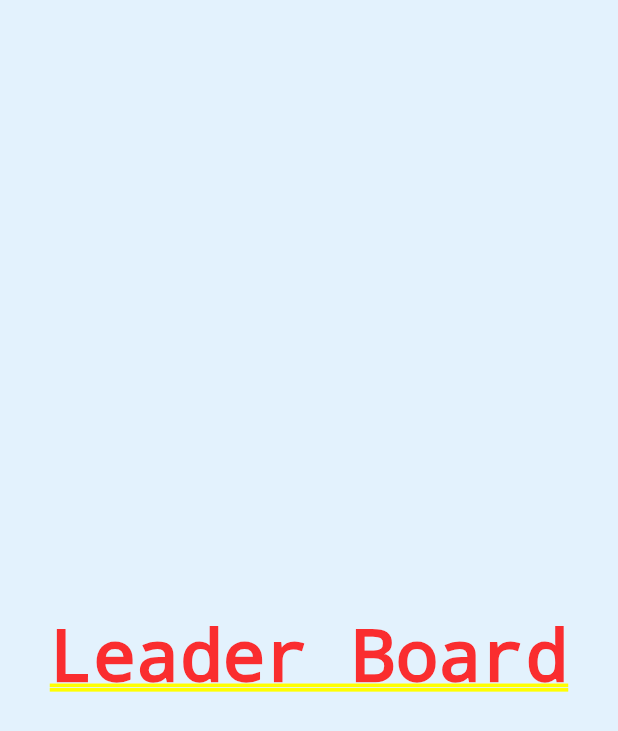
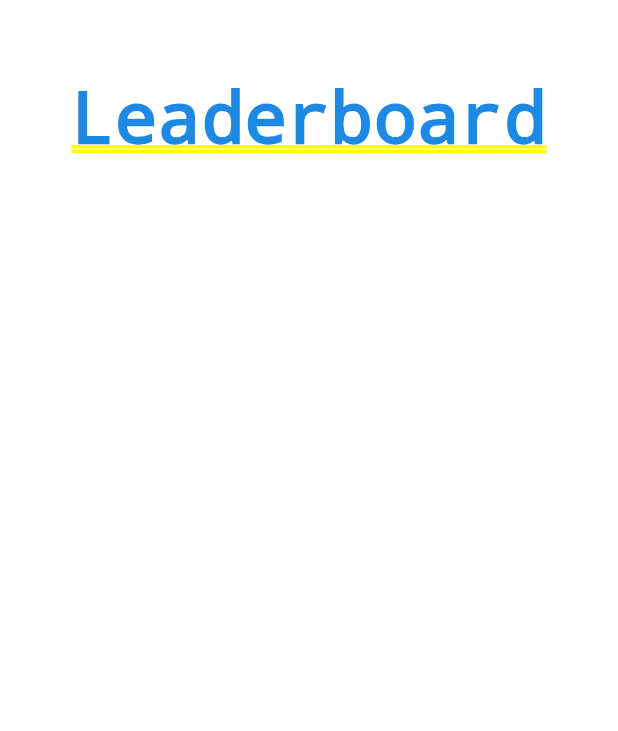
Before and after one commit to vssenko/flutter-snake, a Flutter app: the screen it shows after launch, after a tap on "Leadership", on a phone screen of 412 x 824 dp. Shown: the top 731 px of the screen. Run offline on Flutter 3.47's test engine with Material 2 defaults, Android fonts, the phone set to English and light mode, and no system bars; our stand-ins replace hive, hive_flutter; accounts and stored records are empty.

Commit message:
Add leaderboard.

```diff
--- a/lib/app/navigation.dart
+++ b/lib/app/navigation.dart
@@ -11,7 +11,7 @@ typedef BuilderCallBack = Widget Function(BuildContext);
 
 var _routeBuilders = {
   Routes.home: (BuildContext context) => const StartScreen(),
-  Routes.leaderboard: (BuildContext context) => const LeaderboardScreen(),
+  Routes.leaderboard: (BuildContext context) => LeaderboardScreen(),
   Routes.game: (BuildContext context) => const GameScreen()
 };
 
--- a/lib/main.dart
+++ b/lib/main.dart
@@ -1,6 +1,9 @@
 import 'package:flutter/material.dart' as flutter;
+import 'package:hive/hive.dart';
+import 'package:hive_flutter/hive_flutter.dart';
 import './app/app.dart';
 
-void main() {
+void main() async {
+  await Hive.initFlutter();
   flutter.runApp(const SnakeApp());
 }
--- a/lib/screens/leaderboard.dart
+++ b/lib/screens/leaderboard.dart
@@ -1,15 +1,80 @@
 import 'package:flutter/material.dart';
+import '../services/leaderboard.dart';
 
-class LeaderboardScreen extends StatelessWidget {
+class LeaderboardScreen extends StatefulWidget {
   const LeaderboardScreen({Key? key}) : super(key: key);
 
   @override
-  Widget build(BuildContext context) {
-    return Container(
-      color: Colors.blue[50],
-      alignment: Alignment.center,
-      padding: const EdgeInsets.only(top: 50),
-      child: const Text('Leader Board'),
-    );
+  State<StatefulWidget> createState() {
+    return _LeaderboardScreenState();
   }
 }
+
+class _LeaderboardScreenState extends State<LeaderboardScreen> {
+  List<Leader>? _leaders;
+  late final LeaderBoardService _leaderBoardService;
+  _LeaderboardScreenState() {
+    _leaderBoardService = LeaderBoardService();
+  }
+
+  _reloadLeaders() async {
+    var reloadedLeaders = await _leaderBoardService.getLeaders();
+    setState(() {
+      _leaders = reloadedLeaders;
+    });
+  }
+
+  @override
+  void initState() {
+    super.initState();
+    _reloadLeaders();
+  }
+
+  @override
+  Widget build(BuildContext context) {
+    if (_leaders == null) {
+      return Container();
+    }
+
+    var leaderTiles = _leaders!
+        .map((l) => _LeaderRow(
+              leader: l,
+            ))
+        .toList();
+
+    return Container(
+        width: double.infinity,
+        height: double.infinity,
+        color: Colors.white,
+        child: Column(
+          children: [
+            Container(
+                padding: EdgeInsets.only(top: 50),
+                child: Text(
+                  'Leaderboard',
+                  style: TextStyle(color: Colors.blue[600]),
+                )),
+            if (leaderTiles.length > 0)
+              Container(
+                margin: const EdgeInsets.all(50),
+                child: SingleChildScrollView(
+                    child: Column(
+                  children: leaderTiles,
+                )),
+              )
+          ],
+        ));
+  }
+}
+
+class _LeaderRow extends StatelessWidget {
+  final Leader leader;
+  const _LeaderRow({Key? key, required this.leader}) : super(key: key);
+
+  @override
+  Widget build(BuildContext context) {
+    return Row(
+        mainAxisAlignment: MainAxisAlignment.spaceBetween,
+        children: [Text(leader.name), Text(leader.score.toString())]);
+  }
+}
--- /dev/null
+++ b/lib/services/leaderboard.dart
@@ -0,0 +1,71 @@
+import 'package:hive/hive.dart';
+import 'dart:math' as math;
+
+const defaultUserName = 'Snaker';
+
+const _leadersBoxName = 'leaders';
+const _leadersKey = 'leaders';
+const _lastUserNameKey = 'username';
+
+class Leader {
+  String name;
+  int score;
+
+  Leader({required this.name, required this.score});
+
+  String serialize() {
+    return '$name:::$score';
+  }
+
+  static Leader deserialize(String s) {
+    var splitted = s.split(':::');
+    var score = int.parse(splitted.last);
+    var name = splitted.sublist(0, splitted.length - 1).join(':::');
+    return Leader(name: name, score: score);
+  }
+}
+
+class LeaderBoardService {
+  Future<Box> _openBox() {
+    return Hive.openBox(_leadersBoxName);
+  }
+
+  Future<Leader> addLeader({required String name, required int score}) async {
+    var box = await _openBox();
+    var newLeader = Leader(name: name, score: score);
+    var leaderList = await getLeaders();
+    Leader? existingLeader;
+    try {
+      existingLeader =
+          leaderList.firstWhere((element) => element.name == newLeader.name);
+    } catch (e) {}
+
+    if (existingLeader != null && existingLeader.score > newLeader.score) {
+      existingLeader.score = score;
+    } else {
+      leaderList.add(newLeader);
+    }
+
+    leaderList.sort((a, b) => a.score - b.score);
+    leaderList = leaderList.sublist(0, math.min(leaderList.length, 10));
+
+    List<String> result = leaderList.map((e) => e.serialize()).toList();
+    await box.put(_leadersKey, result);
+    await box.put(_lastUserNameKey, name);
+    return newLeader;
+  }
+
+  Future<String> getLastPlayerName() async {
+    var box = await _openBox();
+    return box.get(_lastUserNameKey, defaultValue: defaultUserName);
+  }
+
+  Future<List<Leader>> getLeaders() async {
+    var box = await _openBox();
+    List<String> currentList =
+        box.get(_leadersKey, defaultValue: <String>[]) as List<String>;
+    return currentList.map<Leader>((s) {
+      return Leader.deserialize(s);
+    }).toList();
+  }
+}
--- a/pubspec.yaml
+++ b/pubspec.yaml
@@ -27,6 +27,8 @@ environment:
 # the latest version available on pub.dev. To see which dependencies have newer
 # versions available, run `flutter pub outdated`.
 dependencies:
+  hive: ^2.0.4
+  hive_flutter: ^1.1.0
   flutter:
     sdk: flutter
 
@@ -35,6 +37,8 @@ dependencies:
   cupertino_icons: ^1.0.2
 
 dev_dependencies:
+  hive_generator: ^1.1.1
+  build_runner: ^2.1.5
   flutter_test:
     sdk: flutter
 
```
Also changed, not shown: lib/screens/game/end_game_dialog.dart (added, +92 -0 lines), lib/screens/game/game.dart (+21 -22 lines), pubspec.lock.
